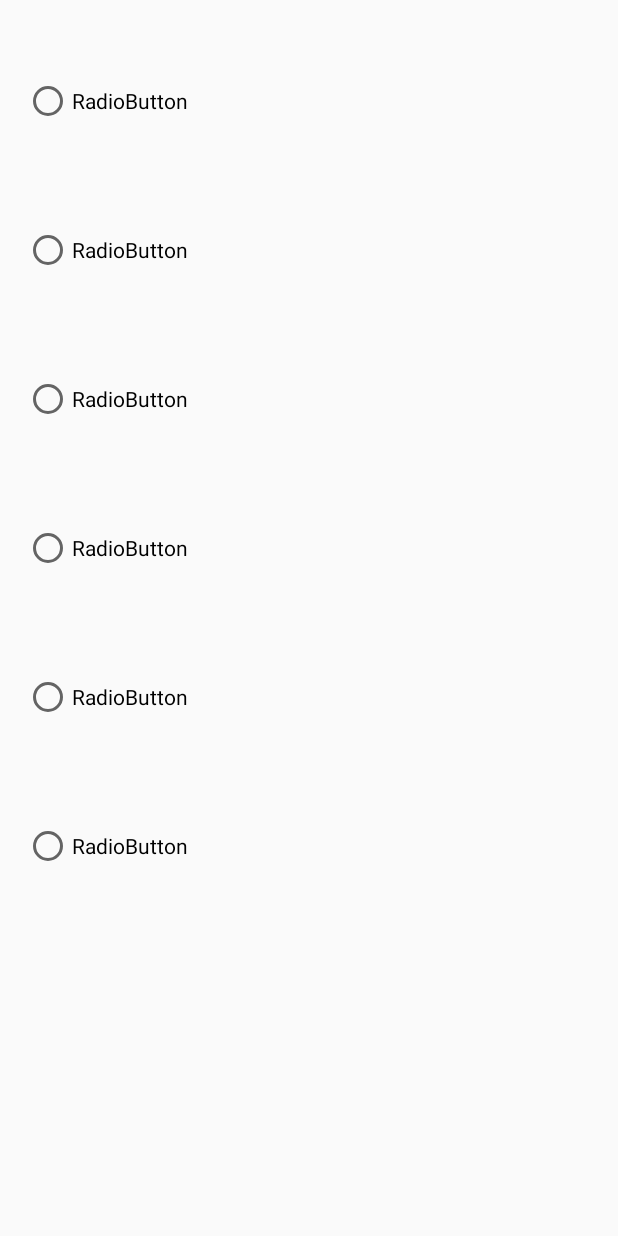
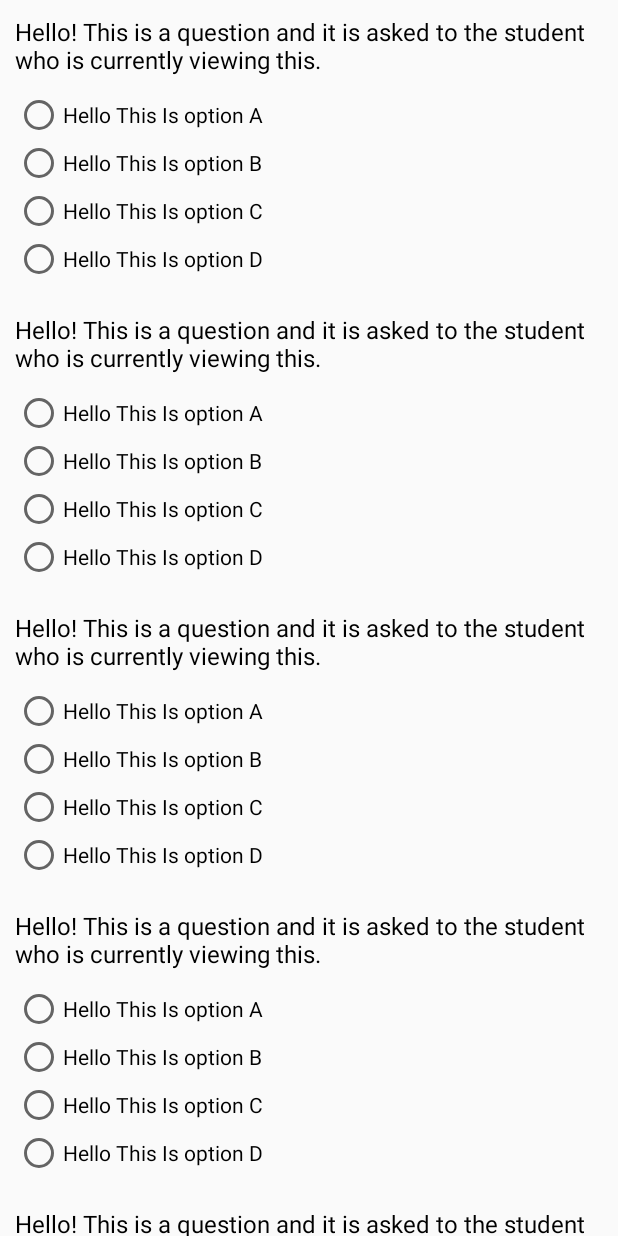
Before and after one commit to BillalZaman/QaziPublicSchoolLMS, an Android app: the layout fragment_m_c_q_s.xml on its own in the app's theme, with its tools: preview values and no code run, on a phone screen of 412 x 824 dp. Run offline under Robolectric (Android 15) with nearby library versions, the phone set to English and light mode, and no system bars; network calls fail.

Commit message:
Files Added
Name of files:

Model: Question
Adapter: QuizAdapter
XML: quiz_item

```diff
--- a/app/src/main/res/layout/fragment_m_c_q_s.xml
+++ b/app/src/main/res/layout/fragment_m_c_q_s.xml
@@ -17,10 +17,11 @@
             android:layout_width="0dp"
             android:layout_height="0dp"
             tools:itemCount="8"
-            tools:listitem="@layout/item_list_mcqs"
+            tools:listitem="@layout/quiz_item"
             app:layout_constraintBottom_toBottomOf="parent"
             app:layout_constraintEnd_toEndOf="parent"
             app:layout_constraintStart_toStartOf="parent"
             app:layout_constraintTop_toTopOf="parent" />
+
     </androidx.constraintlayout.widget.ConstraintLayout>
 </layout>
--- /dev/null
+++ b/app/src/main/res/layout/quiz_item.xml
@@ -0,0 +1,66 @@
+<?xml version="1.0" encoding="utf-8"?>
+<RelativeLayout xmlns:android="http://schemas.android.com/apk/res/android"
+    android:layout_width="match_parent"
+    android:layout_height="wrap_content"
+    android:padding="10dp">
+
+
+    <TextView
+        android:id="@+id/question"
+        android:layout_width="wrap_content"
+        android:layout_height="wrap_content"
+        android:textSize="16sp"
+        android:textColor="@android:color/black"
+        android:text="Hello! This is a question and it is asked to the student who is currently viewing this."
+        />
+
+    <RadioGroup
+        android:layout_marginTop="10dp"
+        android:layout_below="@id/question"
+        android:id="@+id/answerGroup"
+        android:layout_width="match_parent"
+        android:layout_height="wrap_content">
+
+<!--        <LinearLayout-->
+<!--            android:layout_width="match_parent"-->
+<!--            android:layout_height="wrap_content"-->
+<!--            android:orientation="vertical"-->
+<!--            >-->
+
+
+            <RadioButton
+                android:id="@+id/optionA"
+                android:layout_width="wrap_content"
+                android:layout_height="wrap_content"
+                android:text="Hello This Is option A"
+                />
+
+
+            <RadioButton
+                android:id="@+id/optionB"
+                android:layout_width="wrap_content"
+                android:layout_height="wrap_content"
+                android:text="Hello This Is option B"
+                />
+
+
+            <RadioButton
+                android:id="@+id/optionC"
+                android:layout_width="wrap_content"
+                android:layout_height="wrap_content"
+                android:text="Hello This Is option C"
+                />
+
+
+            <RadioButton
+                android:id="@+id/optionD"
+                android:layout_width="wrap_content"
+                android:layout_height="wrap_content"
+                android:text="Hello This Is option D"
+                />
+
+<!--        </LinearLayout>-->
+
+    </RadioGroup>
+
+</RelativeLayout>
--- a/app/src/main/res/values/dimens.xml
+++ b/app/src/main/res/values/dimens.xml
@@ -15,4 +15,6 @@
     <dimen name="standard_margin">16dp</dimen>
     <dimen name="standard_margin2">20dp</dimen>
     <dimen name="margin_25dp">25dp</dimen>
+
+<!--    <dimen name="design_bottom_navigation_elevation">10dp</dimen>-->
 </resources>
```
Also changed, not shown: app/src/main/java/com/infotech4It/qazipublicschool/view/adapters/QuizAdapter.java (added, +70 -0 lines), app/src/main/java/com/infotech4It/qazipublicschool/view/models/Question.java (added, +59 -0 lines).
